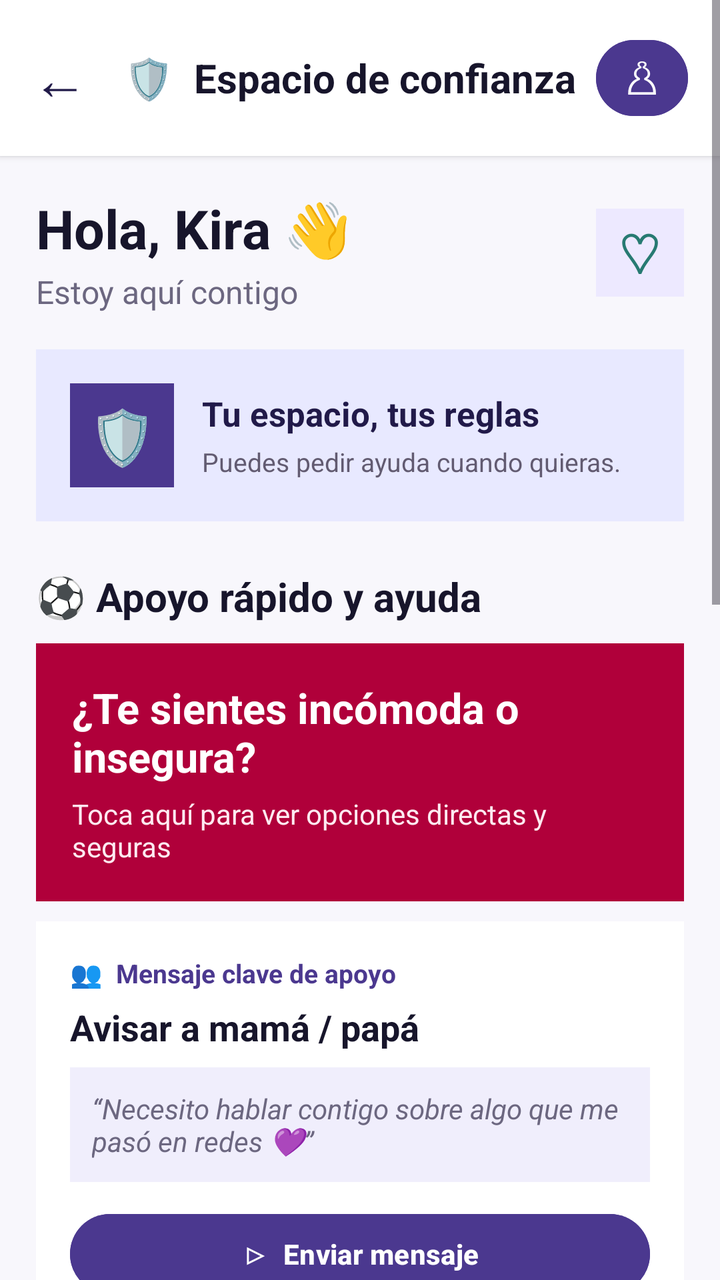
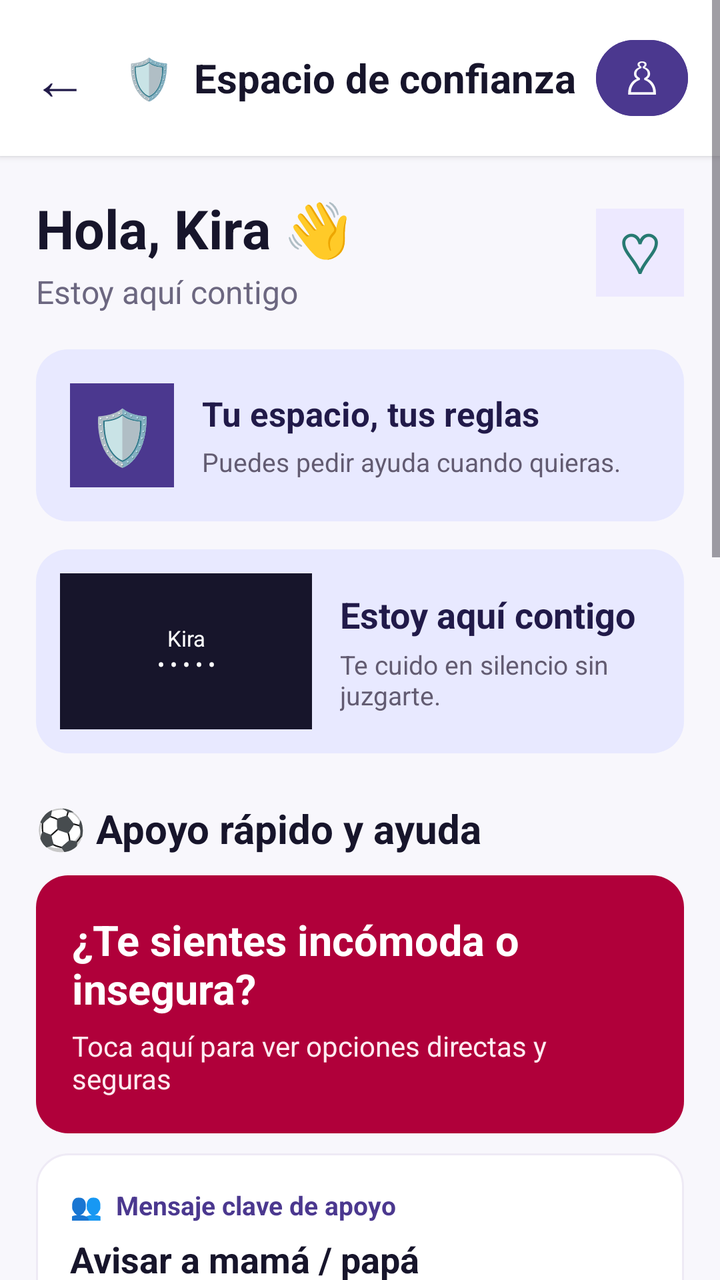

The first picture is an Android layout as it rendered before a commit; the second is the same layout after the commit. The layout source and the unified diff follow.
<!-- AndroidManifest.xml: application theme Theme.MyApplication -->
<!-- res/layout/activity_main.xml -->
<?xml version="1.0" encoding="utf-8"?>
<ScrollView xmlns:android="http://schemas.android.com/apk/res/android"
    android:id="@+id/main"
    android:layout_width="match_parent"
    android:layout_height="match_parent"
    android:background="#F8F7FC"
    android:fillViewport="true">

    <LinearLayout
        android:layout_width="match_parent"
        android:layout_height="wrap_content"
        android:orientation="vertical"
        android:paddingBottom="24dp">

        <LinearLayout
            android:layout_width="match_parent"
            android:layout_height="wrap_content"
            android:background="#FFFFFF"
            android:elevation="2dp"
            android:gravity="center_vertical"
            android:padding="16dp">
            <TextView
                android:layout_width="wrap_content"
                android:layout_height="wrap_content"
                android:text="←"
                android:textColor="#211A49"
                android:textSize="28sp" />
            <TextView
                android:layout_width="0dp"
                android:layout_height="wrap_content"
                android:layout_marginStart="18dp"
                android:layout_weight="1"
                android:text="🛡  Espacio de confianza"
                android:textColor="#17152B"
                android:textSize="20sp"
                android:textStyle="bold" />
            <Button
                android:id="@+id/dashboardButton"
                android:layout_width="46dp"
                android:layout_height="46dp"
                android:backgroundTint="#4B388F"
                android:minWidth="0dp"
                android:padding="0dp"
                android:text="♙"
                android:textColor="#FFFFFF"
                android:textSize="22sp" />
        </LinearLayout>

        <LinearLayout
            android:layout_width="match_parent"
            android:layout_height="wrap_content"
            android:orientation="vertical"
            android:padding="18dp">
            <LinearLayout
                android:layout_width="match_parent"
                android:layout_height="wrap_content"
                android:gravity="center_vertical">
                <LinearLayout
                    android:layout_width="0dp"
                    android:layout_height="wrap_content"
                    android:layout_weight="1"
                    android:orientation="vertical">
                    <TextView
                        android:layout_width="wrap_content"
                        android:layout_height="wrap_content"
                        android:text="Hola, Kira 👋"
                        android:textColor="#17152B"
                        android:textSize="27sp"
                        android:textStyle="bold" />
                    <TextView
                        android:layout_width="wrap_content"
                        android:layout_height="wrap_content"
                        android:layout_marginTop="3dp"
                        android:text="Estoy aquí contigo"
                        android:textColor="#6C6780"
                        android:textSize="16sp" />
                </LinearLayout>
                <TextView
                    android:layout_width="44dp"
                    android:layout_height="44dp"
                    android:background="#EDE9FF"
                    android:gravity="center"
                    android:text="♡"
                    android:textColor="#277A72"
                    android:textSize="28sp" />
            </LinearLayout>

            <LinearLayout
                android:layout_width="match_parent"
                android:layout_height="wrap_content"
                android:layout_marginTop="18dp"
                android:background="#E8E9FF"
                android:orientation="vertical"
                android:padding="17dp">
                <LinearLayout
                    android:layout_width="match_parent"
                    android:layout_height="wrap_content"
                    android:gravity="center_vertical">
                    <TextView
                        android:layout_width="52dp"
                        android:layout_height="52dp"
                        android:background="#4B388F"
                        android:gravity="center"
                        android:text="🛡"
                        android:textColor="#FFFFFF"
                        android:textSize="27sp" />
                    <LinearLayout
                        android:layout_width="0dp"
                        android:layout_height="wrap_content"
                        android:layout_marginStart="14dp"
                        android:layout_weight="1"
                        android:orientation="vertical">
                        <TextView
                            android:layout_width="wrap_content"
                            android:layout_height="wrap_content"
                            android:text="Tu espacio, tus reglas"
                            android:textColor="#211A49"
                            android:textSize="17sp"
                            android:textStyle="bold" />
                        <TextView
                            android:layout_width="wrap_content"
                            android:layout_height="wrap_content"
                            android:layout_marginTop="4dp"
                            android:text="Puedes pedir ayuda cuando quieras."
                            android:textColor="#625B71"
                            android:textSize="13sp" />
                    </LinearLayout>
                </LinearLayout>
            </LinearLayout>

            <TextView
                android:layout_width="wrap_content"
                android:layout_height="wrap_content"
                android:layout_marginTop="24dp"
                android:text="⚽ Apoyo rápido y ayuda"
                android:textColor="#17152B"
                android:textSize="20sp"
                android:textStyle="bold" />

            <LinearLayout
                android:layout_width="match_parent"
                android:layout_height="wrap_content"
                android:layout_marginTop="10dp"
                android:background="#B0003A"
                android:orientation="vertical"
                android:padding="18dp">
                <TextView
                    android:layout_width="wrap_content"
                    android:layout_height="wrap_content"
                    android:text="¿Te sientes incómoda o insegura?"
                    android:textColor="#FFFFFF"
                    android:textSize="21sp"
                    android:textStyle="bold" />
                <TextView
                    android:layout_width="wrap_content"
                    android:layout_height="wrap_content"
                    android:layout_marginTop="5dp"
                    android:text="Toca aquí para ver opciones directas y seguras"
                    android:textColor="#FFEAF1"
                    android:textSize="14sp" />
            </LinearLayout>

            <LinearLayout
                android:layout_width="match_parent"
                android:layout_height="wrap_content"
                android:layout_marginTop="10dp"
                android:background="#FFFFFF"
                android:orientation="vertical"
                android:padding="17dp">
                <TextView
                    android:layout_width="wrap_content"
                    android:layout_height="wrap_content"
                    android:text="👥  Mensaje clave de apoyo"
                    android:textColor="#4B388F"
                    android:textSize="13sp"
                    android:textStyle="bold" />
                <TextView
                    android:layout_width="wrap_content"
                    android:layout_height="wrap_content"
                    android:layout_marginTop="6dp"
                    android:text="Avisar a mamá / papá"
                    android:textColor="#17152B"
                    android:textSize="18sp"
                    android:textStyle="bold" />
                <TextView
                    android:layout_width="match_parent"
                    android:layout_height="wrap_content"
                    android:layout_marginTop="8dp"
                    android:background="#F0EEFC"
                    android:padding="11dp"
                    android:text="“Necesito hablar contigo sobre algo que me pasó en redes 💜”"
                    android:textColor="#6C6780"
                    android:textSize="14sp"
                    android:textStyle="italic" />
                <Button
                    android:id="@+id/sendButton"
                    android:layout_width="match_parent"
                    android:layout_height="wrap_content"
                    android:layout_marginTop="12dp"
                    android:backgroundTint="#4B388F"
                    android:text="▷  Enviar mensaje"
                    android:textAllCaps="false"
                    android:textColor="#FFFFFF"
                    android:textSize="14sp"
                    android:textStyle="bold" />
            </LinearLayout>

            <LinearLayout
                android:layout_width="match_parent"
                android:layout_height="wrap_content"
                android:layout_marginTop="10dp"
                android:background="#FFFFFF"
                android:gravity="center_vertical"
                android:padding="14dp">
                <TextView
                    android:layout_width="44dp"
                    android:layout_height="44dp"
                    android:background="#C8F5EC"
                    android:gravity="center"
                    android:text="☏"
                    android:textColor="#16826D"
                    android:textSize="24sp" />
                <LinearLayout
                    android:layout_width="0dp"
                    android:layout_height="wrap_content"
                    android:layout_marginStart="12dp"
                    android:layout_weight="1"
                    android:orientation="vertical">
                    <TextView
                        android:layout_width="wrap_content"
                        android:layout_height="wrap_content"
                        android:text="Línea 1810"
                        android:textColor="#17152B"
                        android:textSize="17sp"
                        android:textStyle="bold" />
                    <TextView
                        android:layout_width="wrap_content"
                        android:layout_height="wrap_content"
                        android:text="MIMP · Niños y Adolescentes"
                        android:textColor="#77738D"
                        android:textSize="13sp" />
                </LinearLayout>
                <Button
                    android:layout_width="wrap_content"
                    android:layout_height="wrap_content"
                    android:backgroundTint="#16826D"
                    android:text="☏ Llamar"
                    android:textAllCaps="false"
                    android:textColor="#FFFFFF" />
            </LinearLayout>

            <LinearLayout
                android:layout_width="match_parent"
                android:layout_height="wrap_content"
                android:layout_marginTop="10dp"
                android:background="#FFFFFF"
                android:gravity="center_vertical"
                android:padding="14dp">
                <TextView
                    android:layout_width="44dp"
                    android:layout_height="44dp"
                    android:background="#FFE1E5"
                    android:gravity="center"
                    android:text="▱"
                    android:textColor="#B0003A"
                    android:textSize="24sp" />
                <LinearLayout
                    android:layout_width="0dp"
                    android:layout_height="wrap_content"
                    android:layout_marginStart="12dp"
                    android:layout_weight="1"
                    android:orientation="vertical">
                    <TextView
                        android:layout_width="wrap_content"
                        android:layout_height="wrap_content"
                        android:text="Línea 100 / Chat 100"
                        android:textColor="#17152B"
                        android:textSize="17sp"
                        android:textStyle="bold" />
                    <TextView
                        android:layout_width="wrap_content"
                        android:layout_height="wrap_content"
                        android:text="Atención gratuita 24/7"
                        android:textColor="#77738D"
                        android:textSize="13sp" />
                </LinearLayout>
                <Button
                    android:layout_width="wrap_content"
                    android:layout_height="wrap_content"
                    android:backgroundTint="#4B388F"
                    android:text="▤ Chat"
                    android:textAllCaps="false"
                    android:textColor="#FFFFFF" />
            </LinearLayout>

            <TextView
                android:layout_width="wrap_content"
                android:layout_height="wrap_content"
                android:layout_marginTop="26dp"
                android:text="▣ Aprende a cuidarte"
                android:textColor="#17152B"
                android:textSize="20sp"
                android:textStyle="bold" />
            <TextView
                android:layout_width="wrap_content"
                android:layout_height="wrap_content"
                android:text="Historias y consejos fáciles de leer"
                android:textColor="#77738D"
                android:textSize="13sp" />

            <TextView
                android:id="@+id/learnCardSecret"
                android:layout_width="match_parent"
                android:layout_height="wrap_content"
                android:layout_marginTop="10dp"
                android:background="#FFFFFF"
                android:drawablePadding="12dp"
                android:padding="16dp"
                android:text="🚩  2 min de lectura   Alerta\n\nLa técnica del secreto: ¿Por qué te piden que no le cuentes a nadie?"
                android:textColor="#17152B"
                android:textSize="16sp" />
            <TextView
                android:id="@+id/learnCardSocial"
                android:layout_width="match_parent"
                android:layout_height="wrap_content"
                android:layout_marginTop="10dp"
                android:background="#FFFFFF"
                android:padding="16dp"
                android:text="🧑‍💻  Guía visual   Redes sociales\n\nPerfiles señuelo: cómo identificar fotos o identidades falsas en Instagram o TikTok"
                android:textColor="#17152B"
                android:textSize="16sp" />
            <TextView
                android:id="@+id/learnCardPhotos"
                android:layout_width="match_parent"
                android:layout_height="wrap_content"
                android:layout_marginTop="10dp"
                android:background="#FFFFFF"
                android:padding="16dp"
                android:text="⚠  Paso a paso   Seguridad íntima\n\nQué hacer si te piden fotos íntimas o te amenazan con compartirlas"
                android:textColor="#17152B"
                android:textSize="16sp" />
        </LinearLayout>

        <EditText
            android:id="@+id/messageInput"
            android:layout_width="1dp"
            android:layout_height="1dp"
            android:visibility="gone" />
        <TextView
            android:id="@+id/statusText"
            android:layout_width="1dp"
            android:layout_height="1dp"
            android:visibility="gone" />
        <LinearLayout
            android:id="@+id/messagesContainer"
            android:layout_width="1dp"
            android:layout_height="1dp"
            android:visibility="gone" />
        <ScrollView
            android:id="@+id/messagesScroll"
            android:layout_width="1dp"
            android:layout_height="1dp"
            android:visibility="gone" />
        <LinearLayout
            android:id="@+id/modelStatusContainer"
            android:layout_width="1dp"
            android:layout_height="1dp"
            android:visibility="gone" />
    </LinearLayout>
</ScrollView>
<!-- resources referenced by this layout -->
<resources>
  <style name="Theme.MyApplication" parent="Base.Theme.MyApplication" />
  <style name="Base.Theme.MyApplication" parent="Theme.Material3.DayNight.NoActionBar">
          
          
      </style>
</resources>

<!-- the commit's change to res/layout/activity_main.xml (unified diff, before → after) -->
@@ -89,7 +89,7 @@
                 android:layout_width="match_parent"
                 android:layout_height="wrap_content"
                 android:layout_marginTop="18dp"
-                android:background="#E8E9FF"
+                android:background="@drawable/bg_kira_lilac"
                 android:orientation="vertical"
                 android:padding="17dp">
                 <LinearLayout
@@ -128,6 +128,44 @@
                 </LinearLayout>
             </LinearLayout>
 
+            <LinearLayout
+                android:layout_width="match_parent"
+                android:layout_height="wrap_content"
+                android:layout_marginTop="14dp"
+                android:background="@drawable/bg_kira_lilac"
+                android:gravity="center_vertical"
+                android:padding="12dp">
+                <TextView
+                    android:layout_width="126dp"
+                    android:layout_height="78dp"
+                    android:background="#17152B"
+                    android:gravity="center"
+                    android:text="Kira\n• • • • •"
+                    android:textColor="#FFFFFF"
+                    android:textSize="11sp" />
+                <LinearLayout
+                    android:layout_width="0dp"
+                    android:layout_height="wrap_content"
+                    android:layout_marginStart="14dp"
+                    android:layout_weight="1"
+                    android:orientation="vertical">
+                    <TextView
+                        android:layout_width="wrap_content"
+                        android:layout_height="wrap_content"
+                        android:text="Estoy aquí contigo"
+                        android:textColor="#211A49"
+                        android:textSize="18sp"
+                        android:textStyle="bold" />
+                    <TextView
+                        android:layout_width="wrap_content"
+                        android:layout_height="wrap_content"
+                        android:layout_marginTop="4dp"
+                        android:text="Te cuido en silencio sin juzgarte."
+                        android:textColor="#625B71"
+                        android:textSize="13sp" />
+                </LinearLayout>
+            </LinearLayout>
+
             <TextView
                 android:layout_width="wrap_content"
                 android:layout_height="wrap_content"
@@ -141,7 +179,7 @@
                 android:layout_width="match_parent"
                 android:layout_height="wrap_content"
                 android:layout_marginTop="10dp"
-                android:background="#B0003A"
+                android:background="@drawable/bg_kira_help"
                 android:orientation="vertical"
                 android:padding="18dp">
                 <TextView
@@ -164,7 +202,7 @@
                 android:layout_width="match_parent"
                 android:layout_height="wrap_content"
                 android:layout_marginTop="10dp"
-                android:background="#FFFFFF"
+                android:background="@drawable/bg_kira_card"
                 android:orientation="vertical"
                 android:padding="17dp">
                 <TextView
@@ -197,7 +235,7 @@
                     android:layout_width="match_parent"
                     android:layout_height="wrap_content"
                     android:layout_marginTop="12dp"
-                    android:backgroundTint="#4B388F"
+                    android:background="@drawable/bg_kira_button"
                     android:text="▷  Enviar mensaje"
                     android:textAllCaps="false"
                     android:textColor="#FFFFFF"
@@ -209,7 +247,7 @@
                 android:layout_width="match_parent"
                 android:layout_height="wrap_content"
                 android:layout_marginTop="10dp"
-                android:background="#FFFFFF"
+                android:background="@drawable/bg_kira_card"
                 android:gravity="center_vertical"
                 android:padding="14dp">
                 <TextView
@@ -253,7 +291,7 @@
                 android:layout_width="match_parent"
                 android:layout_height="wrap_content"
                 android:layout_marginTop="10dp"
-                android:background="#FFFFFF"
+                android:background="@drawable/bg_kira_card"
                 android:gravity="center_vertical"
                 android:padding="14dp">
                 <TextView
@@ -313,7 +351,7 @@
                 android:layout_width="match_parent"
                 android:layout_height="wrap_content"
                 android:layout_marginTop="10dp"
-                android:background="#FFFFFF"
+                android:background="@drawable/bg_kira_card"
                 android:drawablePadding="12dp"
                 android:padding="16dp"
                 android:text="🚩  2 min de lectura   Alerta\n\nLa técnica del secreto: ¿Por qué te piden que no le cuentes a nadie?"
<!-- resource entries referenced after the edit -->
@@ -1,5 +1,30 @@
 <!-- resources referenced by this layout -->
 <resources>
+  <!-- drawable bg_kira_button (drawable) -->
+  <?xml version="1.0" encoding="utf-8"?>
+  <shape xmlns:android="http://schemas.android.com/apk/res/android">
+      <solid android:color="#4B388F" />
+      <corners android:radius="28dp" />
+  </shape>
+  <!-- drawable bg_kira_card (drawable) -->
+  <?xml version="1.0" encoding="utf-8"?>
+  <shape xmlns:android="http://schemas.android.com/apk/res/android">
+      <solid android:color="#FFFFFF" />
+      <corners android:radius="16dp" />
+      <stroke android:width="1dp" android:color="#EEEAF5" />
+  </shape>
+  <!-- drawable bg_kira_help (drawable) -->
+  <?xml version="1.0" encoding="utf-8"?>
+  <shape xmlns:android="http://schemas.android.com/apk/res/android">
+      <solid android:color="#B0003A" />
+      <corners android:radius="16dp" />
+  </shape>
+  <!-- drawable bg_kira_lilac (drawable) -->
+  <?xml version="1.0" encoding="utf-8"?>
+  <shape xmlns:android="http://schemas.android.com/apk/res/android">
+      <solid android:color="#E8E9FF" />
+      <corners android:radius="16dp" />
+  </shape>
   <style name="Theme.MyApplication" parent="Base.Theme.MyApplication" />
   <style name="Base.Theme.MyApplication" parent="Theme.Material3.DayNight.NoActionBar">
           
